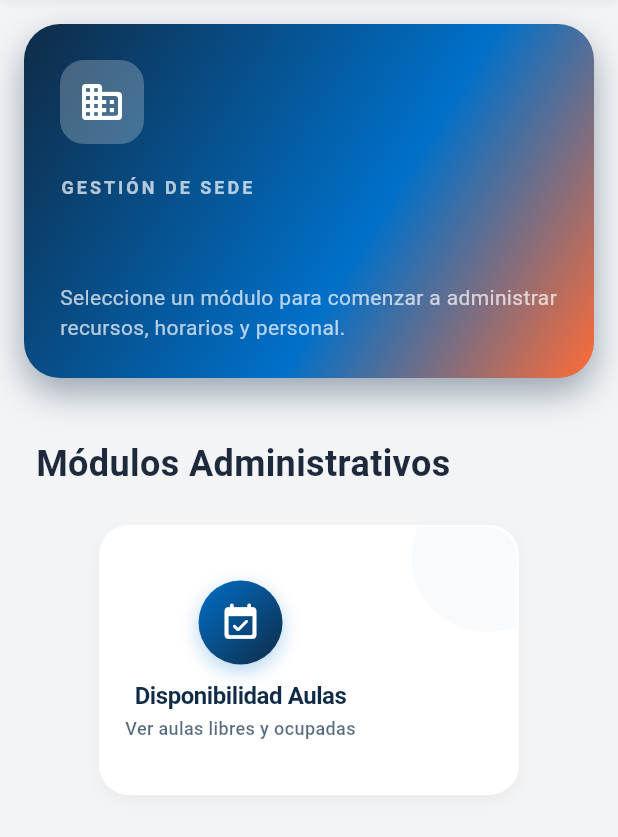
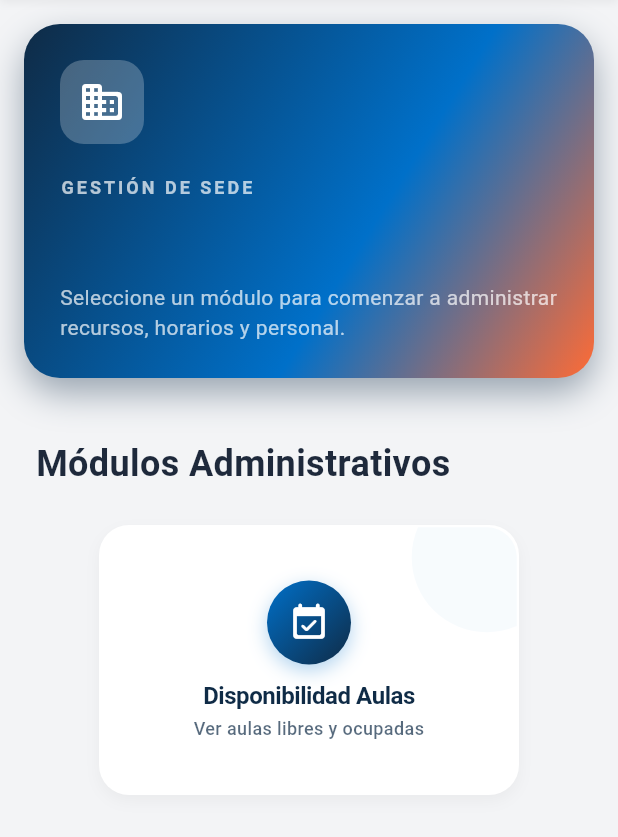
Before and after one commit to JoselynD26/Front-Sistema, a Flutter app: the DetalleSedeScreen screen opened directly with empty values, on a phone screen of 412 x 824 dp, the part 105-942 px from its top. Run offline on Flutter 3.47's test engine with Material 3 defaults, Android fonts, the phone set to English and light mode, and no system bars; our stand-ins replace file_picker, flutter_secure_storage, shared_preferences; missing offline and left inert: dart:html, dart:ui_web, excel, syncfusion_flutter_pdf, syncfusion_flutter_pdfviewer, universal_html; accounts and stored records are empty; network calls fail.

```diff
--- /dev/null
+++ b/lib/utils/app_state.dart
@@ -0,0 +1,4 @@
+class AppState {
+  static int? sedeId;
+  static String? sedeNombre;
+}
--- a/lib/widgets/admin_card.dart
+++ b/lib/widgets/admin_card.dart
@@ -109,17 +109,19 @@ class _AdminCardState extends State<AdminCard> with SingleTickerProviderStateMix
                         padding: const EdgeInsets.symmetric(horizontal: 16, vertical: 16),
                         child: Column(
   mainAxisAlignment: MainAxisAlignment.center,
+  crossAxisAlignment: CrossAxisAlignment.center,
   children: [
                              // ICON: Switches from Blue Gradient to Orange Gradient on Hover
-                             AnimatedContainer(
+                            Center(
+  child: AnimatedContainer(
     duration: const Duration(milliseconds: 300),
     padding: const EdgeInsets.all(14),
     decoration: BoxDecoration(
       shape: BoxShape.circle,
       gradient: LinearGradient(
         colors: _isHovering
-                                      ? [orangeAccent, Colors.orangeAccent] // Orange on Hover
-                                      : [primaryColor, secondaryColor],    // Blue normally
+          ? [orangeAccent, Colors.orangeAccent]
+          : [primaryColor, secondaryColor],
         begin: Alignment.topLeft,
         end: Alignment.bottomRight,
       ),
@@ -135,6 +137,7 @@ class _AdminCardState extends State<AdminCard> with SingleTickerProviderStateMix
       widget.icon,
       size: 28,
       color: Colors.white,
+    ),
   ),
 ),
                              const SizedBox(height: 12),
```
Also changed, not shown: lib/screens/profesor_dashboard.dart (+13 -13 lines), lib/screens/sede_screen.dart (+11 -2 lines), lib/widgets/web_layout.dart (+31 -6 lines). Lines whose indentation alone changed are shown as unchanged.
